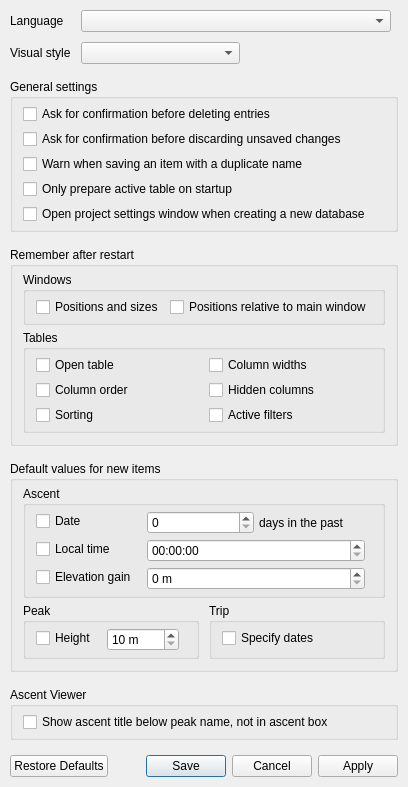
First picture: the form in src/ui/settings_window.ui, repository svetter/pal, before the edit.
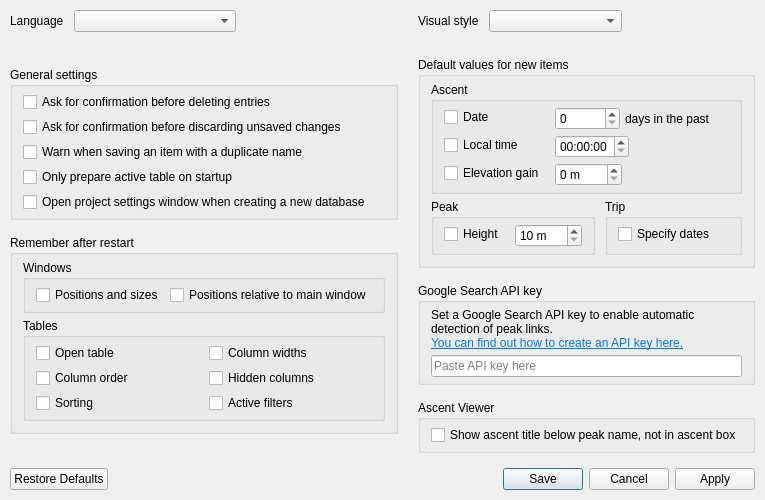
Second picture: the form after the edit.

Commit message:
Add API key field to settings window
For #199

```diff
--- a/src/ui/settings_window.ui
+++ b/src/ui/settings_window.ui
@@ -6,8 +6,8 @@
    <rect>
     <x>0</x>
     <y>0</y>
-    <width>400</width>
-    <height>868</height>
+    <width>770</width>
+    <height>593</height>
    </rect>
   </property>
   <property name="sizePolicy">
@@ -45,25 +45,30 @@
     <number>10</number>
    </property>
    <item>
-    <layout class="QFormLayout" name="mainSettingsLayout">
-     <property name="horizontalSpacing">
-      <number>10</number>
+    <layout class="QHBoxLayout" name="columnsLayout">
+     <property name="spacing">
+      <number>20</number>
      </property>
-     <property name="verticalSpacing">
+     <property name="sizeConstraint">
+      <enum>QLayout::SetFixedSize</enum>
+     </property>
+     <item>
+      <layout class="QVBoxLayout" name="column1Layout">
+       <property name="spacing">
+        <number>15</number>
+       </property>
+       <item>
+        <layout class="QHBoxLayout" name="languageLayout" stretch="0,1,1">
+         <property name="spacing">
       <number>10</number>
      </property>
-     <item row="0" column="0">
+         <item>
       <widget class="QLabel" name="languageLabel">
        <property name="text">
         <string>Language</string>
        </property>
       </widget>
      </item>
-     <item row="0" column="1">
-      <layout class="QHBoxLayout" name="languageLayout">
-       <property name="spacing">
-        <number>0</number>
-       </property>
        <item>
         <widget class="QComboBox" name="languageCombo">
          <property name="sizePolicy">
@@ -79,48 +84,28 @@
          <property name="orientation">
           <enum>Qt::Horizontal</enum>
          </property>
+           <property name="sizeHint" stdset="0">
+            <size>
+             <width>0</width>
+             <height>0</height>
+            </size>
+           </property>
         </spacer>
        </item>
       </layout>
      </item>
-     <item row="1" column="0">
-      <widget class="QLabel" name="styleLabel">
-       <property name="text">
-        <string>Visual style</string>
-       </property>
-      </widget>
-     </item>
-     <item row="1" column="1">
-      <layout class="QHBoxLayout" name="styleLayout">
-       <property name="spacing">
-        <number>0</number>
-       </property>
        <item>
-        <widget class="QComboBox" name="styleCombo">
-         <property name="sizePolicy">
-          <sizepolicy hsizetype="MinimumExpanding" vsizetype="Fixed">
-           <horstretch>0</horstretch>
-           <verstretch>0</verstretch>
-          </sizepolicy>
-         </property>
-        </widget>
-       </item>
-       <item>
-        <spacer name="styleSpacer">
+        <spacer name="column1TopSpacer">
          <property name="orientation">
-          <enum>Qt::Horizontal</enum>
+          <enum>Qt::Vertical</enum>
          </property>
          <property name="sizeHint" stdset="0">
           <size>
-           <width>40</width>
-           <height>20</height>
+           <width>0</width>
+           <height>10</height>
           </size>
          </property>
         </spacer>
-       </item>
-      </layout>
-     </item>
-    </layout>
    </item>
    <item>
     <widget class="QGroupBox" name="generalSettingsBox">
@@ -310,6 +295,79 @@
     </widget>
    </item>
    <item>
+        <spacer name="column1BottomSpacer">
+         <property name="orientation">
+          <enum>Qt::Vertical</enum>
+         </property>
+         <property name="sizeHint" stdset="0">
+          <size>
+           <width>0</width>
+           <height>0</height>
+          </size>
+         </property>
+        </spacer>
+       </item>
+      </layout>
+     </item>
+     <item>
+      <layout class="QVBoxLayout" name="column2Layout">
+       <property name="spacing">
+        <number>15</number>
+       </property>
+       <property name="sizeConstraint">
+        <enum>QLayout::SetFixedSize</enum>
+       </property>
+       <item>
+        <layout class="QHBoxLayout" name="styleLayout" stretch="0,1,1">
+         <property name="spacing">
+          <number>10</number>
+         </property>
+         <item>
+          <widget class="QLabel" name="styleLabel">
+           <property name="text">
+            <string>Visual style</string>
+           </property>
+          </widget>
+         </item>
+         <item>
+          <widget class="QComboBox" name="styleCombo">
+           <property name="sizePolicy">
+            <sizepolicy hsizetype="MinimumExpanding" vsizetype="Fixed">
+             <horstretch>0</horstretch>
+             <verstretch>0</verstretch>
+            </sizepolicy>
+           </property>
+          </widget>
+         </item>
+         <item>
+          <spacer name="styleSpacer">
+           <property name="orientation">
+            <enum>Qt::Horizontal</enum>
+           </property>
+           <property name="sizeHint" stdset="0">
+            <size>
+             <width>0</width>
+             <height>0</height>
+            </size>
+           </property>
+          </spacer>
+         </item>
+        </layout>
+       </item>
+       <item>
+        <spacer name="column2TopSpacer">
+         <property name="orientation">
+          <enum>Qt::Vertical</enum>
+         </property>
+         <property name="sizeHint" stdset="0">
+          <size>
+           <width>0</width>
+           <height>10</height>
+          </size>
+         </property>
+        </spacer>
+       </item>
+       <item>
     <widget class="QGroupBox" name="defaultValuesBox">
      <property name="title">
       <string>Default values for new items</string>
@@ -401,6 +459,12 @@
              <property name="orientation">
               <enum>Qt::Horizontal</enum>
              </property>
+                 <property name="sizeHint" stdset="0">
+                  <size>
+                   <width>0</width>
+                   <height>0</height>
+                  </size>
+                 </property>
             </spacer>
            </item>
           </layout>
@@ -432,6 +496,12 @@
              <property name="orientation">
               <enum>Qt::Horizontal</enum>
              </property>
+                 <property name="sizeHint" stdset="0">
+                  <size>
+                   <width>0</width>
+                   <height>0</height>
+                  </size>
+                 </property>
             </spacer>
            </item>
           </layout>
@@ -462,6 +532,12 @@
              <property name="orientation">
               <enum>Qt::Horizontal</enum>
              </property>
+                 <property name="sizeHint" stdset="0">
+                  <size>
+                   <width>0</width>
+                   <height>0</height>
+                  </size>
+                 </property>
             </spacer>
            </item>
           </layout>
@@ -534,6 +610,12 @@
                <property name="orientation">
                 <enum>Qt::Horizontal</enum>
                </property>
+                   <property name="sizeHint" stdset="0">
+                    <size>
+                     <width>0</width>
+                     <height>0</height>
+                    </size>
+                   </property>
               </spacer>
              </item>
             </layout>
@@ -577,6 +659,12 @@
              <property name="orientation">
               <enum>Qt::Horizontal</enum>
              </property>
+                 <property name="sizeHint" stdset="0">
+                  <size>
+                   <width>0</width>
+                   <height>0</height>
+                  </size>
+                 </property>
             </spacer>
            </item>
           </layout>
@@ -587,6 +675,53 @@
      </layout>
     </widget>
    </item>
+       <item>
+        <widget class="QGroupBox" name="googleApiKeyBox">
+         <property name="title">
+          <string>Google Search API key</string>
+         </property>
+         <layout class="QVBoxLayout" name="googleApiKeyBoxLayout">
+          <property name="spacing">
+           <number>5</number>
+          </property>
+          <property name="leftMargin">
+           <number>10</number>
+          </property>
+          <property name="topMargin">
+           <number>5</number>
+          </property>
+          <property name="rightMargin">
+           <number>10</number>
+          </property>
+          <property name="bottomMargin">
+           <number>5</number>
+          </property>
+          <item>
+           <widget class="QLabel" name="googleApiKeyLabel">
+            <property name="text">
+             <string>&lt;html&gt;&lt;head/&gt;&lt;body&gt;&lt;p&gt;Set a Google Search API key to enable automatic detection of peak links.&lt;br/&gt;&lt;a href=&quot;https://support.google.com/googleapi/answer/6158862&quot;&gt;&lt;span style=&quot; text-decoration: underline; color:#007af4;&quot;&gt;You can find out how to create an API key here.&lt;/span&gt;&lt;/a&gt;&lt;/p&gt;&lt;/body&gt;&lt;/html&gt;</string>
+            </property>
+            <property name="wordWrap">
+             <bool>true</bool>
+            </property>
+            <property name="openExternalLinks">
+             <bool>true</bool>
+            </property>
+            <property name="textInteractionFlags">
+             <set>Qt::LinksAccessibleByKeyboard|Qt::LinksAccessibleByMouse</set>
+            </property>
+           </widget>
+          </item>
+          <item>
+           <widget class="QLineEdit" name="googleApiKeyEdit">
+            <property name="placeholderText">
+             <string>Paste API key here</string>
+            </property>
+           </widget>
+          </item>
+         </layout>
+        </widget>
+       </item>
    <item>
     <widget class="QGroupBox" name="ascentViewerBox">
      <property name="title">
@@ -617,6 +752,23 @@
       </item>
      </layout>
     </widget>
+       </item>
+       <item>
+        <spacer name="column2BottomSpacer">
+         <property name="orientation">
+          <enum>Qt::Vertical</enum>
+         </property>
+         <property name="sizeHint" stdset="0">
+          <size>
+           <width>0</width>
+           <height>0</height>
+          </size>
+         </property>
+        </spacer>
+       </item>
+      </layout>
+     </item>
+    </layout>
    </item>
    <item>
     <spacer name="bottomSpacer">
```
Lines whose indentation alone changed are shown as unchanged. The commit also changes 1 other file.
